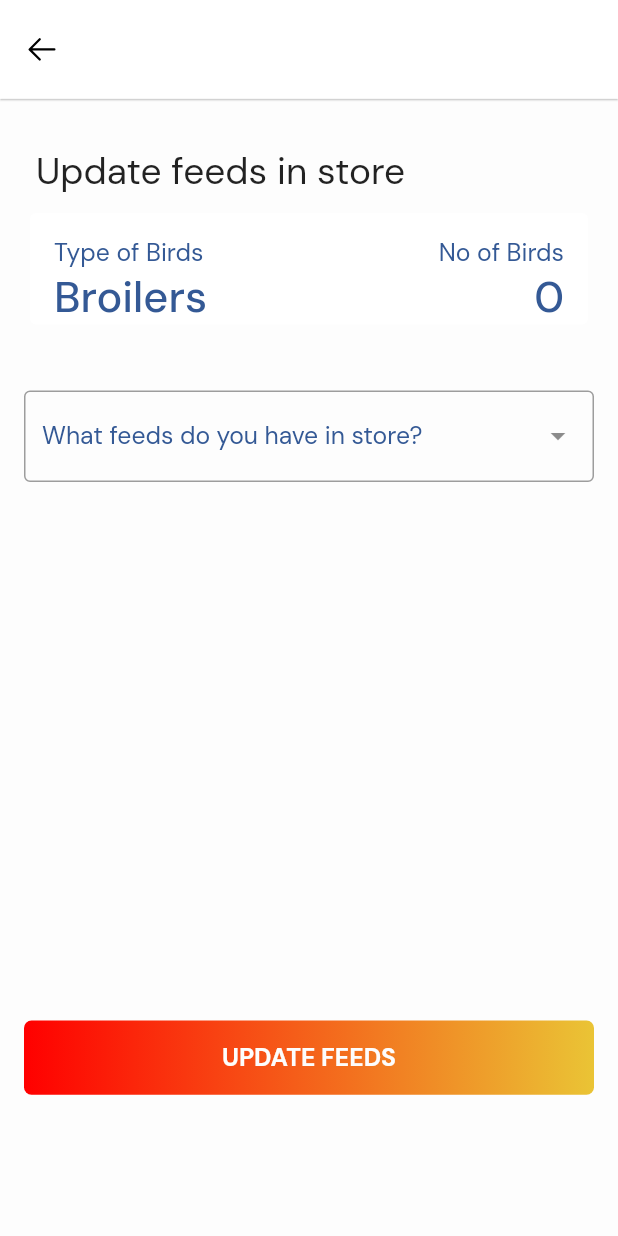
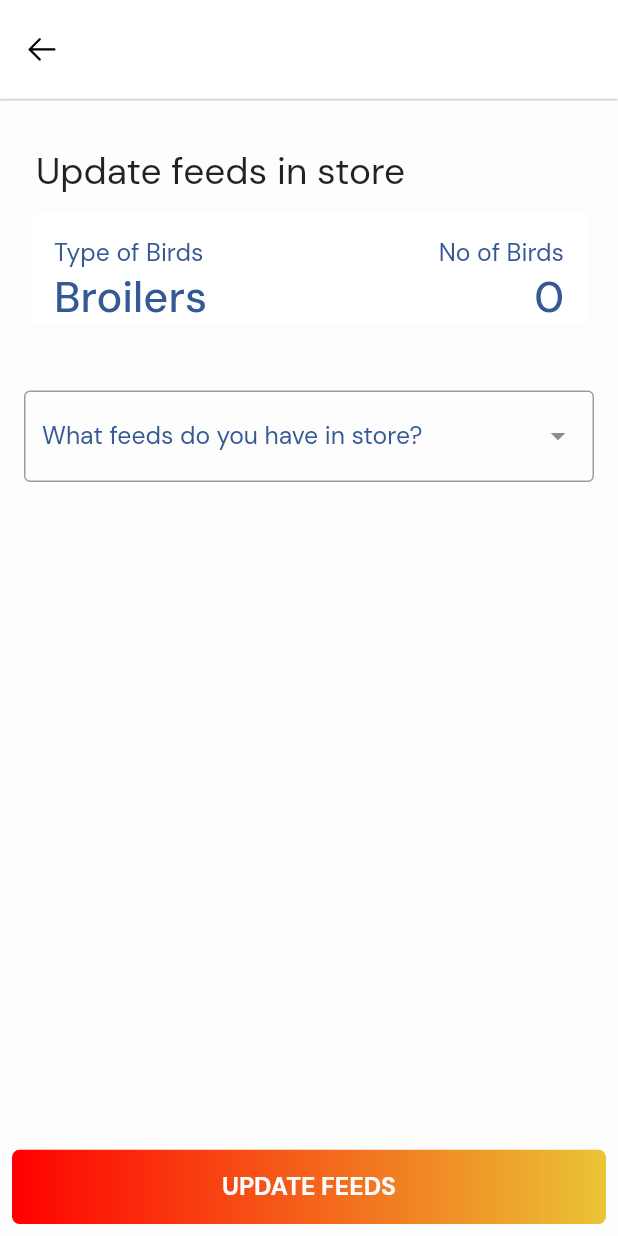
Before and after one commit to podii-community/e-poultry, a Flutter app: the FeedStore screen opened directly with empty values, on a phone screen of 412 x 824 dp. Run offline on Flutter 3.47's test engine with Material 2 defaults, Android fonts, the phone set to English and light mode, and no system bars; drawn by our look-alikes of dropdown_search; our stand-ins replace flutter_form_builder, fluttertoast, form_builder_validators, geocoding, geolocator, get and 8 more; missing offline and left inert: string_extensions; accounts and stored records are empty; network calls fail.

Commit message:
feat: :bug: added growers  to feeds dropdown - Fixed overflow on last feeds text fealed

```diff
--- a/lib/pages/farm/reports/store/feeds-store.dart
+++ b/lib/pages/farm/reports/store/feeds-store.dart
@@ -1,13 +1,9 @@
-import 'dart:convert';
-import 'dart:developer';
-
 import 'package:dropdown_search/dropdown_search.dart';
 import 'package:epoultry/pages/farm/reports/store/medication-store.dart';
 import 'package:flutter/material.dart';
 import 'package:get/get.dart';
 import 'package:phosphor_flutter/phosphor_flutter.dart';
 import 'package:sizer/sizer.dart';
-import 'package:string_extensions/string_extensions.dart';
 
 import '../../../../controllers/farm_controller.dart';
 import '../../../../data/models/batch_model.dart';
@@ -33,6 +29,7 @@ class _FeedStoreState extends State<FeedStore> {
 
   var layersFeeds = [
     "Chicken Duck Mash",
+    "Growers Mash",
     "Layers Mash",
   ];
 
@@ -74,10 +71,15 @@ class _FeedStoreState extends State<FeedStore> {
             style: const TextStyle(color: Colors.black),
           ),
         ),
-        body: SingleChildScrollView(
+        body: Stack(
+          children: [
+            SizedBox(
+              height: MediaQuery.of(context).size.height,
+              child: SingleChildScrollView(
+                physics: const ClampingScrollPhysics(),
                 child: Container(
-            padding: const EdgeInsets.symmetric(horizontal: CustomSpacing.s2),
-            child: SingleChildScrollView(
+                  padding:
+                      const EdgeInsets.symmetric(horizontal: CustomSpacing.s2),
                   child: Column(
                     crossAxisAlignment: CrossAxisAlignment.start,
                     children: [
@@ -130,7 +132,8 @@ class _FeedStoreState extends State<FeedStore> {
                                         ],
                                       ),
                                       Column(
-                                    crossAxisAlignment: CrossAxisAlignment.end,
+                                        crossAxisAlignment:
+                                            CrossAxisAlignment.end,
                                         children: [
                                           Text(
                                             "No of Birds",
@@ -159,7 +162,6 @@ class _FeedStoreState extends State<FeedStore> {
                         height: CustomSpacing.s3,
                       ),
                       SizedBox(
-                    height: 50.h,
                         child: Form(
                           key: _formKey,
                           child: Column(
@@ -177,12 +179,13 @@ class _FeedStoreState extends State<FeedStore> {
                                                   "What feeds do you have in store?",
                                               labelStyle: TextStyle(
                                                   fontSize: 2.0.h,
-                                              color: CustomColors.secondary),
+                                                  color:
+                                                      CustomColors.secondary),
                                               border: OutlineInputBorder(
                                                   borderSide: BorderSide(
                                                       width: 0.3.w,
-                                                  color:
-                                                      CustomColors.secondary)),
+                                                      color: CustomColors
+                                                          .secondary)),
                                               focusedBorder: OutlineInputBorder(
                                                   borderSide: BorderSide(
                                                       width: 0.3.w,
@@ -202,6 +205,7 @@ class _FeedStoreState extends State<FeedStore> {
                                         if (_selectedFeeds.isEmpty) {
                                           return "Please choose a feed";
                                         }
+                                        return null;
                                       },
                                     )
                                   : Container(),
@@ -214,12 +218,13 @@ class _FeedStoreState extends State<FeedStore> {
                                                   "What feeds do you have in store?",
                                               labelStyle: TextStyle(
                                                   fontSize: 2.0.h,
-                                              color: CustomColors.secondary),
+                                                  color:
+                                                      CustomColors.secondary),
                                               border: OutlineInputBorder(
                                                   borderSide: BorderSide(
                                                       width: 0.3.w,
-                                                  color:
-                                                      CustomColors.secondary)),
+                                                      color: CustomColors
+                                                          .secondary)),
                                               focusedBorder: OutlineInputBorder(
                                                   borderSide: BorderSide(
                                                       width: 0.3.w,
@@ -239,6 +244,7 @@ class _FeedStoreState extends State<FeedStore> {
                                         if (_selectedFeeds.isEmpty) {
                                           return "Please choose a feed";
                                         }
+                                        return null;
                                       },
                                     )
                                   : Container(),
@@ -251,12 +257,13 @@ class _FeedStoreState extends State<FeedStore> {
                                                   "What feeds do you have in store?",
                                               labelStyle: TextStyle(
                                                   fontSize: 2.0.h,
-                                              color: CustomColors.secondary),
+                                                  color:
+                                                      CustomColors.secondary),
                                               border: OutlineInputBorder(
                                                   borderSide: BorderSide(
                                                       width: 0.3.w,
-                                                  color:
-                                                      CustomColors.secondary)),
+                                                      color: CustomColors
+                                                          .secondary)),
                                               focusedBorder: OutlineInputBorder(
                                                   borderSide: BorderSide(
                                                       width: 0.3.w,
@@ -276,20 +283,59 @@ class _FeedStoreState extends State<FeedStore> {
                                         if (_selectedFeeds.isEmpty) {
                                           return "Please choose a feed";
                                         }
+                                        return null;
                                       },
                                     )
                                   : Container(),
                               const SizedBox(
                                 height: CustomSpacing.s3,
                               ),
+                              _selectedFeeds.contains("Chicken Duck Mash") &&
+                                      ((widget.batchDetails.type!.name) ==
+                                              "LAYERS" ||
+                                          (widget.batchDetails.type!.name) ==
+                                              "KIENYEJI")
+                                  ? TextFormField(
+                                      controller: chickDuckMashStore,
+                                      validator: (value) {
+                                        if (value!.isEmpty) {
+                                          return 'Enter amount of chick duck mash in store';
+                                        }
+                                        return null;
+                                      },
+                                      keyboardType: TextInputType.number,
+                                      decoration: InputDecoration(
+                                        prefixText: 'Kgs',
+                                        prefixStyle: TextStyle(fontSize: 1.8.h),
+                                        border: OutlineInputBorder(
+                                            borderSide: BorderSide(
+                                                width: 0.3.w,
+                                                color: CustomColors.secondary)),
+                                        focusedBorder: OutlineInputBorder(
+                                            borderSide: BorderSide(
+                                                width: 0.3.w,
+                                                color: CustomColors.secondary)),
+                                        labelText:
+                                            "How many Kgs of chick mash are in store?",
+                                        labelStyle: TextStyle(
+                                            fontSize: 2.2.h,
+                                            color: CustomColors.secondary),
+                                      ),
+                                    )
+                                  : Container(),
+                              const SizedBox(
+                                height: CustomSpacing.s3,
+                              ),
                               _selectedFeeds.contains("Layers Mash") &&
-                                  (widget.batchDetails.type!.name) == "LAYERS"
+                                      (widget.batchDetails.type!.name) ==
+                                          "LAYERS"
                                   ? TextFormField(
                                       controller: layersMashStore,
                                       validator: (value) {
                                         if (value!.isEmpty) {
                                           return 'Enter amount of layers mash in store';
                                         }
+                                        return null;
                                       },
                                       keyboardType: TextInputType.number,
                                       decoration: InputDecoration(
@@ -315,13 +361,15 @@ class _FeedStoreState extends State<FeedStore> {
                                 height: CustomSpacing.s3,
                               ),
                               _selectedFeeds.contains("Growers Mash") &&
-                                  (widget.batchDetails.type!.name) == "LAYERS"
+                                      (widget.batchDetails.type!.name) ==
+                                          "LAYERS"
                                   ? TextFormField(
                                       controller: growersMashStore,
                                       validator: (value) {
                                         if (value!.isEmpty) {
-                                      return 'Enter amount of broilers mash in store';
+                                          return 'Enter amount of growers mash in store';
                                         }
+                                        return null;
                                       },
                                       keyboardType: TextInputType.number,
                                       decoration: InputDecoration(
@@ -336,42 +384,7 @@ class _FeedStoreState extends State<FeedStore> {
                                                 width: 0.3.w,
                                                 color: CustomColors.secondary)),
                                         labelText:
-                                        "How many Kgs of broilers mash are in store?",
-                                    labelStyle: TextStyle(
-                                        fontSize: 2.2.h,
-                                        color: CustomColors.secondary),
-                                  ),
-                                )
-                              : Container(),
-                          const SizedBox(
-                            height: CustomSpacing.s3,
-                          ),
-                          _selectedFeeds.contains("Chicken Duck Mash") &&
-                                  ((widget.batchDetails.type!.name) ==
-                                          "LAYERS" ||
-                                      (widget.batchDetails.type!.name) ==
-                                          "KIENYEJI")
-                              ? TextFormField(
-                                  controller: chickDuckMashStore,
-                                  validator: (value) {
-                                    if (value!.isEmpty) {
-                                      return 'Enter amount of chick duck mash in store';
-                                    }
-                                  },
-                                  keyboardType: TextInputType.number,
-                                  decoration: InputDecoration(
-                                    prefixText: 'Kgs',
-                                    prefixStyle: TextStyle(fontSize: 1.8.h),
-                                    border: OutlineInputBorder(
-                                        borderSide: BorderSide(
-                                            width: 0.3.w,
-                                            color: CustomColors.secondary)),
-                                    focusedBorder: OutlineInputBorder(
-                                        borderSide: BorderSide(
-                                            width: 0.3.w,
-                                            color: CustomColors.secondary)),
-                                    labelText:
-                                        "How many Kgs of chick mash are in store?",
+                                            "How many Kgs of growers mash are in store?",
                                         labelStyle: TextStyle(
                                             fontSize: 2.2.h,
                                             color: CustomColors.secondary),
@@ -379,13 +392,15 @@ class _FeedStoreState extends State<FeedStore> {
                                     )
                                   : Container(),
                               _selectedFeeds.contains("Starter Crumbs") &&
-                                  (widget.batchDetails.type!.name) == "BROILERS"
+                                      (widget.batchDetails.type!.name) ==
+                                          "BROILERS"
                                   ? TextFormField(
                                       controller: starterCrumbsStore,
                                       validator: (value) {
                                         if (value!.isEmpty) {
                                           return 'Enter amount of starter crumbs are in store';
                                         }
+                                        return null;
                                       },
                                       keyboardType: TextInputType.number,
                                       decoration: InputDecoration(
@@ -408,13 +423,15 @@ class _FeedStoreState extends State<FeedStore> {
                                     )
                                   : Container(),
                               _selectedFeeds.contains("Finisher Pellets") &&
-                                  (widget.batchDetails.type!.name) == "BROILERS"
+                                      (widget.batchDetails.type!.name) ==
+                                          "BROILERS"
                                   ? TextFormField(
                                       controller: finisherPelletsStore,
                                       validator: (value) {
                                         if (value!.isEmpty) {
                                           return 'Enter amount of finisher pellets in store';
                                         }
+                                        return null;
                                       },
                                       keyboardType: TextInputType.number,
                                       decoration: InputDecoration(
@@ -436,14 +453,17 @@ class _FeedStoreState extends State<FeedStore> {
                                       ),
                                     )
                                   : Container(),
-                          _selectedFeeds.contains("Kienyeji Growers Mash") &&
-                                  (widget.batchDetails.type!.name) == "KIENYEJI"
+                              _selectedFeeds
+                                          .contains("Kienyeji Growers Mash") &&
+                                      (widget.batchDetails.type!.name) ==
+                                          "KIENYEJI"
                                   ? TextFormField(
                                       controller: kienyejiGrowersStore,
                                       validator: (value) {
                                         if (value!.isEmpty) {
                                           return 'Enter amount of kienyeji growers mash are in store';
                                         }
+                                        return null;
                                       },
                                       keyboardType: TextInputType.number,
                                       decoration: InputDecoration(
@@ -470,14 +490,22 @@ class _FeedStoreState extends State<FeedStore> {
                         ),
                       ),
                       const SizedBox(
-                    height: CustomSpacing.s3,
+                        height: CustomSpacing.s3 * 3,
                       ),
-                  GradientWidget(
+                    ],
+                  ),
+                ),
+              ),
+            ),
+            Align(
+              alignment: Alignment.bottomCenter,
+              child: Padding(
+                padding: const EdgeInsets.all(8.0),
+                child: GradientWidget(
                   child: ElevatedButton(
                       onPressed: () {
                         DateTime now = DateTime.now();
-                          DateTime date =
-                              DateTime(now.year, now.month, now.day);
+                        DateTime date = DateTime(now.year, now.month, now.day);
 
                         var feedsStoreReports = [
                           {
@@ -541,10 +569,13 @@ class _FeedStoreState extends State<FeedStore> {
                         }
                       },
                       style: ElevatedButton.styleFrom(
-                            primary: Colors.transparent,
-                            onSurface: Colors.transparent,
+                          foregroundColor: CustomColors.background,
+                          backgroundColor: Colors.transparent,
+                          disabledForegroundColor:
+                              Colors.transparent.withOpacity(0.38),
+                          disabledBackgroundColor:
+                              Colors.transparent.withOpacity(0.12),
                           shadowColor: Colors.transparent,
-                            onPrimary: CustomColors.background,
                           fixedSize: Size(100.w, 6.h)),
                       child: Text(
                         'UPDATE FEEDS',
@@ -552,13 +583,9 @@ class _FeedStoreState extends State<FeedStore> {
                             fontSize: 4.w, fontWeight: FontWeight.w700),
                       )),
                 ),
-                  const SizedBox(
-                    height: CustomSpacing.s1,
+              ),
             ),
           ],
-              ),
-            ),
-          ),
         ));
   }
 }
--- a/lib/widgets/appbar_widget.dart
+++ b/lib/widgets/appbar_widget.dart
@@ -58,7 +58,7 @@ class AppbarWidget extends StatelessWidget implements PreferredSizeWidget {
               ))
         ],
         title: Obx((() => Text(
-              controller.farm.value['name'],
+              controller.farm.value['name'] ?? 'E-Poultry Farming',
               style: const TextStyle(color: Colors.black),
             ))));
   }
```
Also changed, not shown: lib/pages/farm/dashboard/farm_dashboard_page.dart (+8 -4 lines), lib/pages/farm/farm-managers/profile_page.dart (+9 -2 lines), lib/pages/farm/reports/feeds_used_page.dart (+19 -11 lines), lib/pages/farm/reports/received/feed-received.dart (+18 -5 lines). Lines whose indentation alone changed are shown as unchanged.
